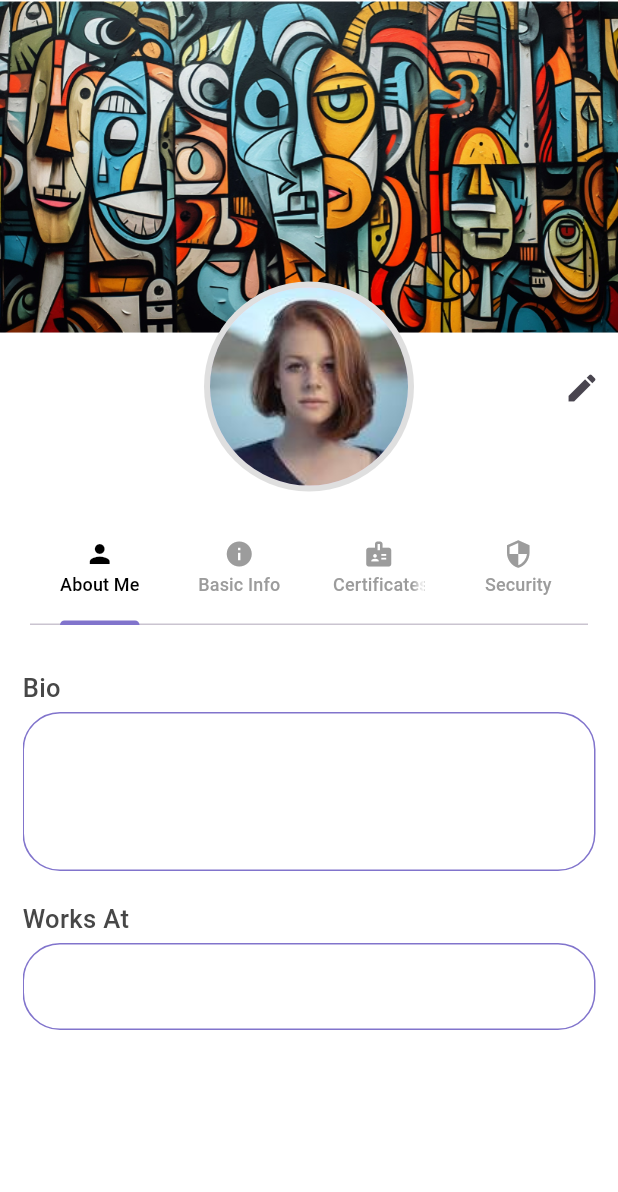
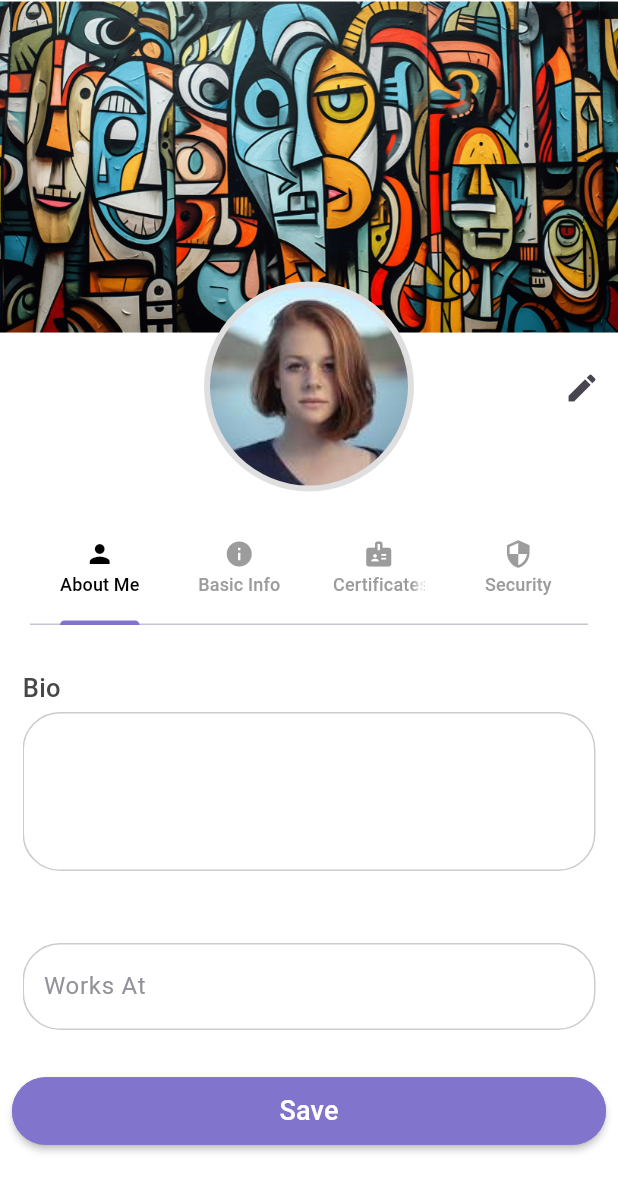
Before and after one commit to openclues/orthoSchools, a Flutter app: the ProfilePage screen opened directly, on a phone screen of 412 x 824 dp. Shown: the top 1192 px of the screen. Run offline on Flutter 3.47's test engine with Material 3 defaults, Android fonts, the phone set to English and light mode, and no system bars; our stand-ins replace animate_do, animated_bottom_navigation_bar, bloc, csc_picker, equatable, file_picker and 6 more; missing offline and left inert: custom_pop_up_menu, page_animation_transition, text_area; accounts and stored records are empty.

Commit message:
edit profile

```diff
--- a/lib/screens/ProfilePage.dart
+++ b/lib/screens/ProfilePage.dart
@@ -50,7 +50,9 @@ class _ProfilePageState extends State<ProfilePage>
     return Scaffold(
       resizeToAvoidBottomInset: true,
       backgroundColor: Colors.white,
-      body: ListView(children: [
+      body: Padding(
+        padding: const EdgeInsets.only(bottom: 10),
+        child: ListView(children: [
           Stack(
             clipBehavior: Clip.none,
             alignment: Alignment.center,
@@ -78,7 +80,21 @@ class _ProfilePageState extends State<ProfilePage>
           tab_bar_tabs(),
           //view of the tabs
           tab_sections_view(),
+          Padding(
+            padding: const EdgeInsets.only(right: 8.0, left: 8.0),
+            child: CustomButton(
+              buttonText: 'Save',
+              buttonColor: Color(0XFF8174CC),
+              borderColor: Color(0XFF8174CC),
+              textColor: Colors.white,
+              height: 45,
+              onpress: () {
+                //saving edited data
+              },
+            ),
+          ),
         ]),
+      ),
     );
   }
 
@@ -209,16 +225,6 @@ class _ProfilePageState extends State<ProfilePage>
     );
   }
 
-  Widget buildSection(String text) {
-    return Center(
-      child: ListView(
-        children: [
-          Text(text),
-        ],
-      ),
-    );
-  }
-
   Widget about_me_content() {
     return Padding(
       padding: const EdgeInsets.symmetric(vertical: 10, horizontal: 15),
@@ -237,7 +243,7 @@ class _ProfilePageState extends State<ProfilePage>
                   // },
                   obscureText: false,
                   labelText: 'Bio',
-                  borderColor: const Color(0XFF8174CC),
+                  borderColor: Color.fromARGB(255, 204, 204, 205),
                   textfiledColor: Colors.white,
                   controller: workplaceController,
                   hintText: '',
@@ -248,21 +254,21 @@ class _ProfilePageState extends State<ProfilePage>
                   //   _worksat = n;
                   // },
                   obscureText: false,
-                  labelText: 'Works At',
-                  borderColor: const Color(0XFF8174CC),
+                  labelText: '',
+                  borderColor: const Color.fromARGB(255, 204, 204, 205),
                   textfiledColor: Colors.white,
                   controller: workplaceController,
-                  hintText: '',
+                  hintText: 'Works At',
                 ),
                 CustomTextField(
                   // onSaved: (b) {
                   //   study_at = b;
                   // },
                   obscureText: false,
-                  labelText: 'Study In',
-                  borderColor: const Color(0XFF8174CC),
+                  labelText: '',
+                  borderColor: const Color.fromARGB(255, 204, 204, 205),
                   controller: studyInController,
-                  hintText: '',
+                  hintText: 'Study In',
                   textfiledColor: Colors.white,
                 ),
               ]),
@@ -303,7 +309,9 @@ class _ProfilePageState extends State<ProfilePage>
                                             ? Color(0XFF8174CC)
                                             : Colors.transparent,
                                         border: Border.all(
-                                            color: Color(0XFF8174CC))),
+                                          color: Color.fromARGB(
+                                              255, 204, 204, 205),
+                                        )),
                                     child: Padding(
                                       padding: const EdgeInsets.all(7.0),
                                       child: Text(
@@ -334,7 +342,7 @@ class _ProfilePageState extends State<ProfilePage>
                         // },
                         obscureText: false,
                         labelText: 'First Name',
-                        borderColor: const Color(0XFF8174CC),
+                        borderColor: const Color.fromARGB(255, 204, 204, 205),
                         textfiledColor: Colors.white,
                         controller: firstNameController,
                         hintText: "",
@@ -350,7 +358,7 @@ class _ProfilePageState extends State<ProfilePage>
                         // },
                         obscureText: false,
                         labelText: 'Last Name',
-                        borderColor: const Color(0XFF8174CC),
+                        borderColor: const Color.fromARGB(255, 204, 204, 205),
                         textfiledColor: Colors.white,
                         controller: lastNameController,
                         hintText: "",
@@ -372,7 +380,7 @@ class _ProfilePageState extends State<ProfilePage>
                         // },
                         obscureText: false,
                         labelText: 'Phone Number',
-                        borderColor: const Color(0XFF8174CC),
+                        borderColor: const Color.fromARGB(255, 204, 204, 205),
                         textfiledColor: Colors.white,
                         controller: phoneController,
                         hintText: "",
@@ -387,7 +395,7 @@ class _ProfilePageState extends State<ProfilePage>
                         // },
                         obscureText: false,
                         labelText: 'Date Of Birth',
-                        borderColor: const Color(0XFF8174CC),
+                        borderColor: const Color.fromARGB(255, 204, 204, 205),
                         textfiledColor: Colors.white,
                         controller: dateOfBirsthController,
                         hintText: "",
@@ -399,12 +407,16 @@ class _ProfilePageState extends State<ProfilePage>
                   padding: const EdgeInsets.fromLTRB(0, 40, 0, 40),
                   child: CSCPicker(
                     dropdownDecoration: BoxDecoration(
-                      border: Border.all(color: Color(0XFF8174CC)),
+                      border: Border.all(
+                        color: Color.fromARGB(255, 204, 204, 205),
+                      ),
                       borderRadius: BorderRadius.circular(20),
                     ),
                     disabledDropdownDecoration: BoxDecoration(
                       color: Color.fromARGB(255, 239, 238, 238),
-                      border: Border.all(color: Color(0XFF8174CC)),
+                      border: Border.all(
+                        color: Color.fromARGB(255, 204, 204, 205),
+                      ),
                       borderRadius: BorderRadius.circular(20),
                     ),
                     layout: Layout.vertical,
@@ -546,7 +558,7 @@ class _ProfilePageState extends State<ProfilePage>
                       child: CustomTextField(
                         obscureText: false,
                         labelText: 'Change Passowrd',
-                        borderColor: const Color(0XFF8174CC),
+                        borderColor: const Color.fromARGB(255, 204, 204, 205),
                         textfiledColor: Colors.white,
                         // controller:  ,
                         hintText: "Old Passowrd",
@@ -557,7 +569,7 @@ class _ProfilePageState extends State<ProfilePage>
                       child: CustomTextField(
                         obscureText: false,
                         labelText: '',
-                        borderColor: const Color(0XFF8174CC),
+                        borderColor: const Color.fromARGB(255, 204, 204, 205),
                         textfiledColor: Colors.white,
                         // controller:  ,
                         hintText: "New Password",
@@ -568,7 +580,7 @@ class _ProfilePageState extends State<ProfilePage>
                 CustomTextField(
                   obscureText: false,
                   labelText: 'My Email',
-                  borderColor: const Color(0XFF8174CC),
+                  borderColor: const Color.fromARGB(255, 204, 204, 205),
                   controller: emailtController,
                   hintText: '',
                   textfiledColor: Colors.white,
--- a/lib/widgets/Button.dart
+++ b/lib/widgets/Button.dart
@@ -28,7 +28,7 @@ class CustomButton extends StatelessWidget {
         borderRadius: BorderRadius.circular(50.0),
         side: BorderSide(
           color:
-              borderColor ?? Color(0XFF2F7EDB), // Use default if not provided
+              borderColor ?? Color(0XFF8174CC), // Use default if not provided
         ),
       ),
       onPressed: onpress,
```
Lines whose indentation alone changed are shown as unchanged.
